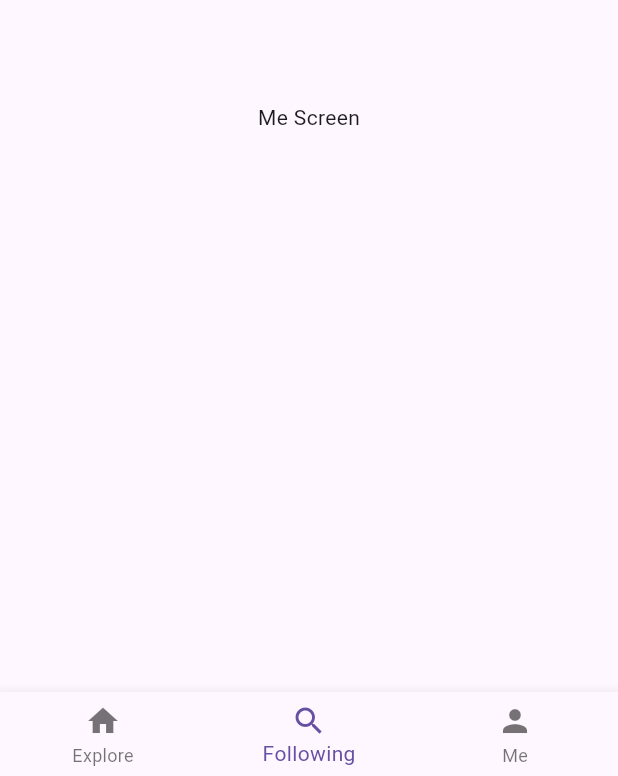
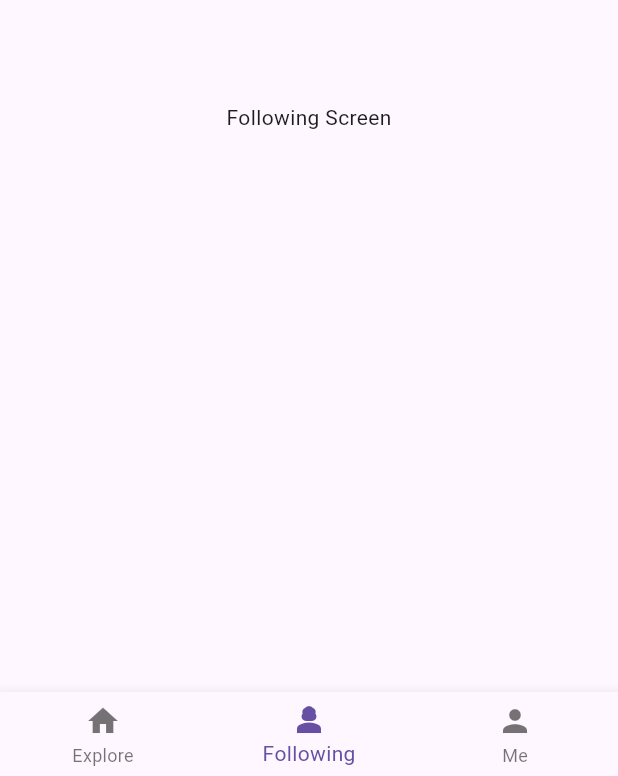
Before and after one commit to emmaaannnn/size-review-app, a Flutter app: the screen it shows after launch, item 2 of the bottom bar chosen, on a phone screen of 412 x 824 dp. Shown: the part 457-1233 px from the top of the screen. Run offline on Flutter 3.47's test engine with Material 3 defaults, Android fonts, the phone set to English and light mode, and no system bars.

Commit message:
screens fixed

```diff
--- /dev/null
+++ b/fitview_app/lib/screens/following_screen.dart
@@ -0,0 +1,10 @@
+import 'package:flutter/material.dart';
+
+class FollowingScreen extends StatelessWidget {
+  @override
+  Widget build(BuildContext context) {
+    return Center(
+      child: Text('Following Screen'),
+    );
+  }
+}
--- a/fitview_app/lib/screens/mainScreen.dart
+++ b/fitview_app/lib/screens/mainScreen.dart
@@ -1,5 +1,6 @@
 import 'package:flutter/material.dart';
 import 'explore_screen.dart';
+import 'following_screen.dart';
 import 'me_screen.dart';
 import '../widget/bottomNavBar.dart'; // Import your BottomNavBar widget
 
@@ -13,7 +14,7 @@ class _MainScreenState extends State<MainScreen> {
 
   final List<Widget> _pages = [
     ExploreScreen(),
-    //FollowingPage(),
+    FollowingScreen(),
     MeScreen(),
   ];
 
--- a/fitview_app/lib/widget/bottomNavBar.dart
+++ b/fitview_app/lib/widget/bottomNavBar.dart
@@ -20,7 +20,7 @@ class BottomNavBar extends StatelessWidget {
           label: 'Explore',
         ),
         BottomNavigationBarItem(
-          icon: Icon(Icons.search),
+          icon: Icon(Icons.person_3),
           label: 'Following',
         ),
         BottomNavigationBarItem(
```
